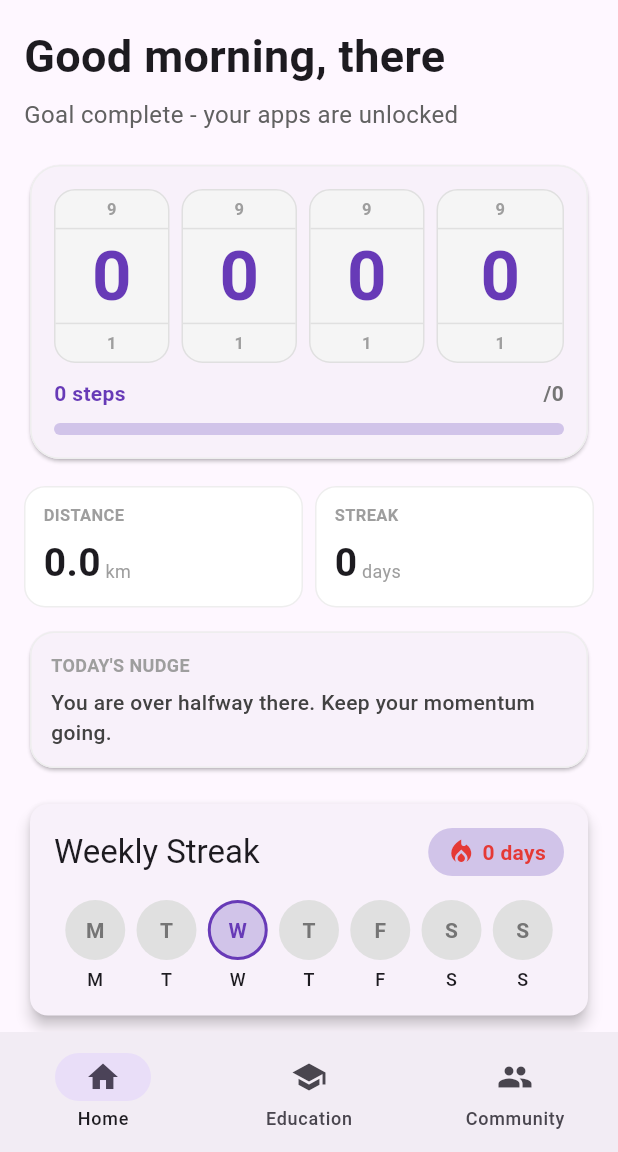
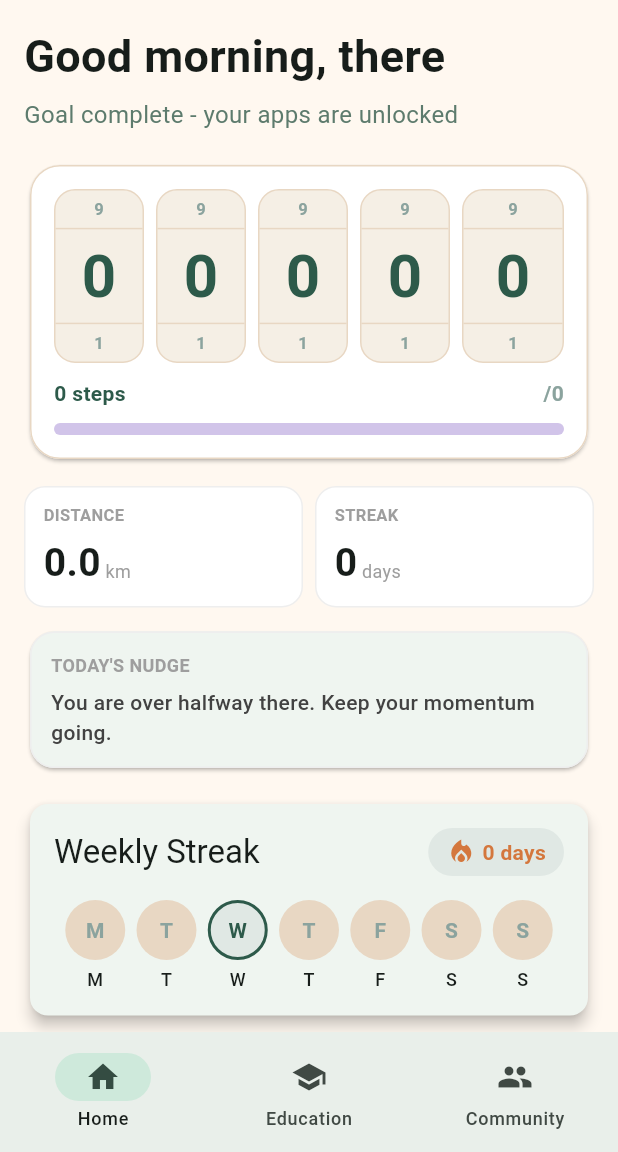
Before and after one commit to jamienoble/BGP, a Flutter app: the screen it shows once a user with an empty profile is signed in, on a phone screen of 412 x 824 dp, the part 84-1236 px from its top. Run offline on Flutter 3.47's test engine with Material 3 defaults, Android fonts, the phone set to English and light mode, and no system bars; our stand-ins replace connectivity_plus, firebase_messaging, flutter_local_notifications, pedometer, permission_handler, shared_preferences and 1 more; missing offline and left inert: device_apps; accounts and stored records are empty; network calls fail.

Commit message:
+ extra didget to step counter and streak logic

```diff
--- a/walkies/lib/constants/app_constants.dart
+++ b/walkies/lib/constants/app_constants.dart
@@ -3,7 +3,8 @@ class AppConstants {
   // Default values
   static const int defaultDailyStepGoal = 7000;
   static const double notificationThresholdPercent = 80.0;
-  static const double maxStepsPerSecond = 4.0;
+  static const double maxStepsPerSecond = 2.2; // Normal walking is 1.5-2.0, allows some variance
+  static const double minStepIntervalMs = 300.0; // Minimum 300ms between steps to filter noise
   static const int maxStepsValue = 999999;
 
   // SharedPreferences keys for step tracking
@@ -18,6 +19,7 @@ class AppConstants {
   static const String prefStreakCurrent = 'streak_current_v1';
   static const String prefStreakResetDate = 'streak_reset_date_v1';
   static const String prefLastNotificationResetDate = 'last_notification_reset_date';
+  static const String prefBlockedAppOpenedBeforeGoal = 'blocked_app_opened_before_goal';
 
   // Notification channel
   static const String notificationChannelId = 'walkies_channel';
--- a/walkies/lib/main.dart
+++ b/walkies/lib/main.dart
@@ -36,8 +36,11 @@ class MyApp extends StatelessWidget {
       child: MaterialApp(
         title: 'Walkies - App Locker',
         theme: ThemeData(
-          colorScheme: ColorScheme.fromSeed(seedColor: Colors.deepPurple),
+          colorScheme: ColorScheme.fromSeed(
+            seedColor: const Color(0xFF2D5A4A), // Forest green
+          ),
           useMaterial3: true,
+          scaffoldBackgroundColor: const Color(0xFFFFF8F0), // Warm cream
         ),
         home: const _AuthWrapper(),
         routes: {
--- a/walkies/lib/screens/dashboard_screen.dart
+++ b/walkies/lib/screens/dashboard_screen.dart
@@ -69,6 +69,8 @@ class _DashboardScreenState extends State<DashboardScreen>
 
     if (lastResetDate != today) {
       _goalNotificationSent = false;
+      // Reset the blocked app opened flag for the new day
+      await prefs.setBool(AppConstants.prefBlockedAppOpenedBeforeGoal, false);
       await prefs.setString(AppConstants.prefLastNotificationResetDate, today);
     }
   }
@@ -135,7 +137,14 @@ class _DashboardScreenState extends State<DashboardScreen>
     final resetDate = prefs.getString(AppConstants.prefStreakResetDate);
     final wasResetToday = resetDate == todayKey;
 
-    streakMap[todayKey] = !wasResetToday && steps >= goalSteps;
+    // Check if a blocked app was opened before reaching the goal
+    final blockedAppOpenedBeforeGoal = prefs.getBool(AppConstants.prefBlockedAppOpenedBeforeGoal) ?? false;
+
+    // Only count today as streak success if:
+    // 1. Not reset today
+    // 2. Goal is met
+    // 3. No blocked apps were opened before goal was met
+    streakMap[todayKey] = !wasResetToday && steps >= goalSteps && !blockedAppOpenedBeforeGoal;
 
     // Keep only recent entries
     final cutoff = today.subtract(Duration(days: AppConstants.dayHistoryLimit));
@@ -289,9 +298,9 @@ class _DashboardScreenState extends State<DashboardScreen>
     final goalMet = _currentSteps >= goalSteps;
     final stepsRemaining = (goalSteps - _currentSteps).clamp(0, goalSteps);
     final stepDigits = _currentSteps
-        .clamp(0, 9999)
+        .clamp(0, 99999)
         .toString()
-        .padLeft(4, '0')
+        .padLeft(5, '0')
         .split('');
     final distanceKm = (_currentSteps * 0.0008);
     final greetingName = _preferredName ?? _userDisplayName();
@@ -314,7 +323,7 @@ class _DashboardScreenState extends State<DashboardScreen>
               goalMet
                   ? 'Goal complete - your apps are unlocked'
                   : '$stepsRemaining steps until you unlock',
-              style: TextStyle(fontSize: 16, color: Colors.grey[700]),
+              style: TextStyle(fontSize: 16, color: const Color(0xFF5D7B6D)),
             ),
           ),
           const SizedBox(height: 18),
@@ -322,8 +331,9 @@ class _DashboardScreenState extends State<DashboardScreen>
             elevation: 1,
             shape: RoundedRectangleBorder(
               borderRadius: BorderRadius.circular(20),
-              side: BorderSide(color: Colors.grey.shade200),
+              side: BorderSide(color: const Color(0xFFE8D7C3)),
             ),
+            color: Colors.white,
             child: Padding(
               padding: const EdgeInsets.all(16),
               child: Column(
@@ -340,9 +350,9 @@ class _DashboardScreenState extends State<DashboardScreen>
                           child: Container(
                             height: 116,
                             decoration: BoxDecoration(
-                              color: Colors.grey.shade100,
+                              color: const Color(0xFFF5EFE5),
                               borderRadius: BorderRadius.circular(14),
-                              border: Border.all(color: Colors.grey.shade300),
+                              border: Border.all(color: const Color(0xFFE8D7C3)),
                             ),
                             child: Column(
                               children: [
@@ -353,7 +363,7 @@ class _DashboardScreenState extends State<DashboardScreen>
                                       ((int.parse(digit) + 9) % 10).toString(),
                                       style: TextStyle(
                                         fontSize: 11,
-                                        color: Colors.grey.shade500,
+                                        color: const Color(0xFF8BA39E),
                                         fontWeight: FontWeight.w600,
                                       ),
                                     ),
@@ -362,7 +372,7 @@ class _DashboardScreenState extends State<DashboardScreen>
                                 Divider(
                                   height: 1,
                                   thickness: 1,
-                                  color: Colors.grey.shade300,
+                                  color: const Color(0xFFE8D7C3),
                                 ),
                                 Expanded(
                                   flex: 5,
@@ -370,10 +380,10 @@ class _DashboardScreenState extends State<DashboardScreen>
                                     child: Text(
                                       digit,
                                       style: const TextStyle(
-                                        fontSize: 46,
+                                        fontSize: 40,
                                         height: 1.0,
                                         fontWeight: FontWeight.w700,
-                                        color: Colors.deepPurple,
+                                        color: Color(0xFF2D5A4A),
                                       ),
                                     ),
                                   ),
@@ -381,7 +391,7 @@ class _DashboardScreenState extends State<DashboardScreen>
                                 Divider(
                                   height: 1,
                                   thickness: 1,
-                                  color: Colors.grey.shade300,
+                                  color: const Color(0xFFE8D7C3),
                                 ),
                                 Expanded(
                                   flex: 2,
@@ -390,7 +400,7 @@ class _DashboardScreenState extends State<DashboardScreen>
                                       ((int.parse(digit) + 1) % 10).toString(),
                                       style: TextStyle(
                                         fontSize: 11,
-                                        color: Colors.grey.shade500,
+                                        color: const Color(0xFF8BA39E),
                                         fontWeight: FontWeight.w600,
                                       ),
                                     ),
@@ -410,14 +420,14 @@ class _DashboardScreenState extends State<DashboardScreen>
                       Text(
                         '$_currentSteps steps',
                         style: const TextStyle(
-                          color: Colors.deepPurple,
+                          color: Color(0xFF2D5A4A),
                           fontWeight: FontWeight.w700,
                         ),
                       ),
                       Text(
                         '/$goalSteps',
                         style: TextStyle(
-                          color: Colors.grey[600],
+                          color: const Color(0xFF8BA39E),
                           fontWeight: FontWeight.w600,
                         ),
                       ),
--- a/walkies/lib/widgets/weekly_streak_widget.dart
+++ b/walkies/lib/widgets/weekly_streak_widget.dart
@@ -40,14 +40,14 @@ class WeeklyStreakWidget extends StatelessWidget {
                     vertical: 6.0,
                   ),
                   decoration: BoxDecoration(
-                    color: Colors.deepPurple[100],
+                    color: const Color(0xFFE0E8E4),
                     borderRadius: BorderRadius.circular(20),
                   ),
                   child: Row(
                     children: [
                       Icon(
                         Icons.local_fire_department,
-                        color: Colors.red[600],
+                        color: const Color(0xFFD4773D),
                         size: 20,
                       ),
                       const SizedBox(width: 4),
@@ -55,7 +55,7 @@ class WeeklyStreakWidget extends StatelessWidget {
                         '$currentStreak day${currentStreak != 1 ? 's' : ''}',
                         style: TextStyle(
                           fontWeight: FontWeight.bold,
-                          color: Colors.red[600],
+                          color: const Color(0xFFD4773D),
                         ),
                       ),
                     ],
@@ -116,7 +116,7 @@ class _DayStreak extends StatelessWidget {
             shape: BoxShape.circle,
             color: _getBackgroundColor(),
             border: isToday
-                ? Border.all(color: Colors.deepPurple, width: 2)
+                ? Border.all(color: const Color(0xFF2D5A4A), width: 2)
                 : null,
           ),
           child: Center(
@@ -142,18 +142,18 @@ class _DayStreak extends StatelessWidget {
 
   Color _getBackgroundColor() {
     if (goalMet) {
-      return Colors.green[600]!;
+      return const Color(0xFF7CB342); // Vibrant yellow-green for success
     }
     if (isToday) {
-      return Colors.deepPurple[100]!;
+      return const Color(0xFFE0E8E4); // Soft sage for today
     }
-    return Colors.grey[300]!;
+    return const Color(0xFFE8D7C3); // Warm cream for past days
   }
 
   Color _getTextColor() {
     if (isToday) {
-      return Colors.deepPurple;
+      return const Color(0xFF2D5A4A); // Forest green
     }
-    return Colors.grey[600]!;
+    return const Color(0xFF8BA39E); // Muted sage
   }
 }
```
Also changed, not shown: walkies/lib/screens/education_screen.dart (+7 -6 lines), walkies/lib/services/step_tracking_service.dart (+9 -0 lines), 1 other file.
